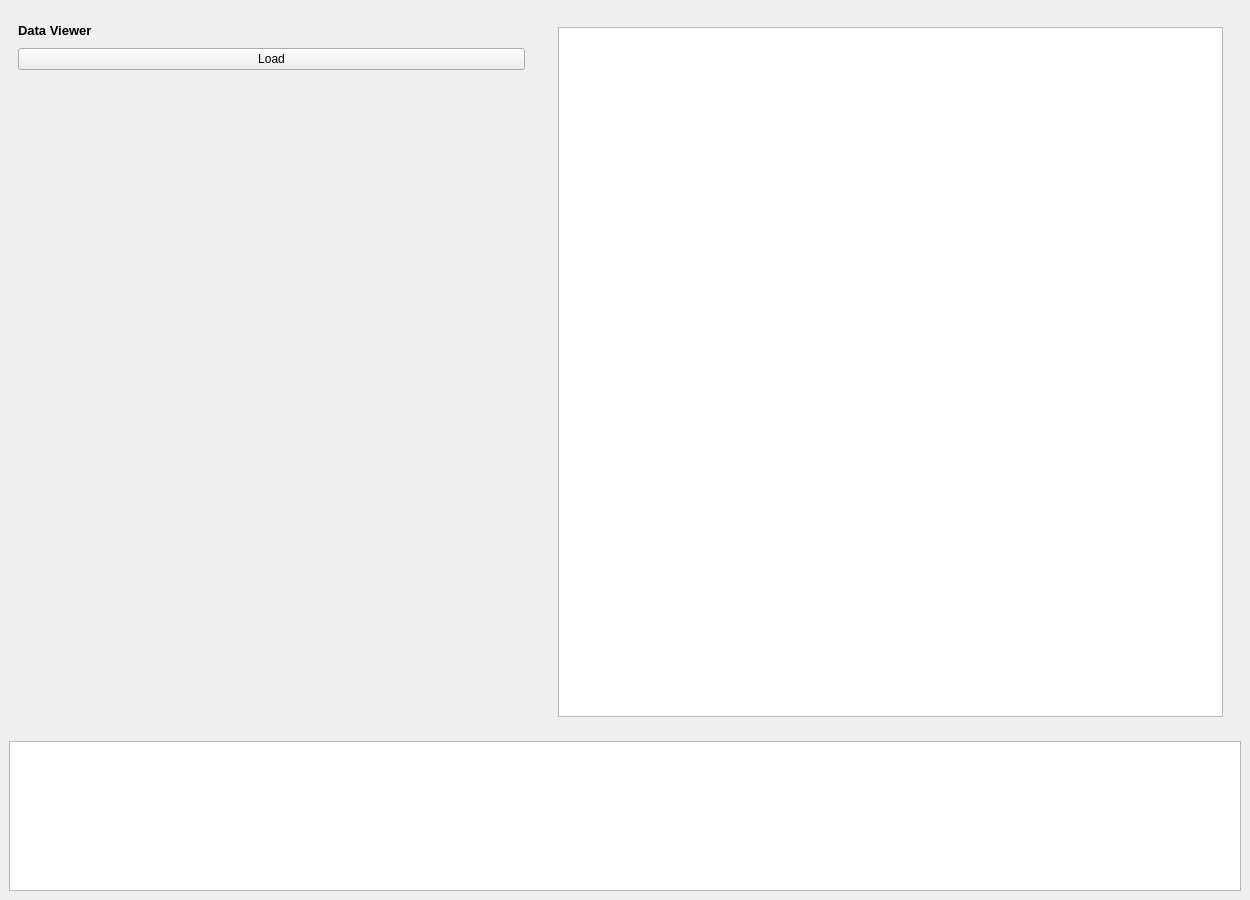
Before: the Qt Designer form pyminflux/ui/main_window.ui in bsse-scf/pyMINFLUX, drawn with Qt 5.
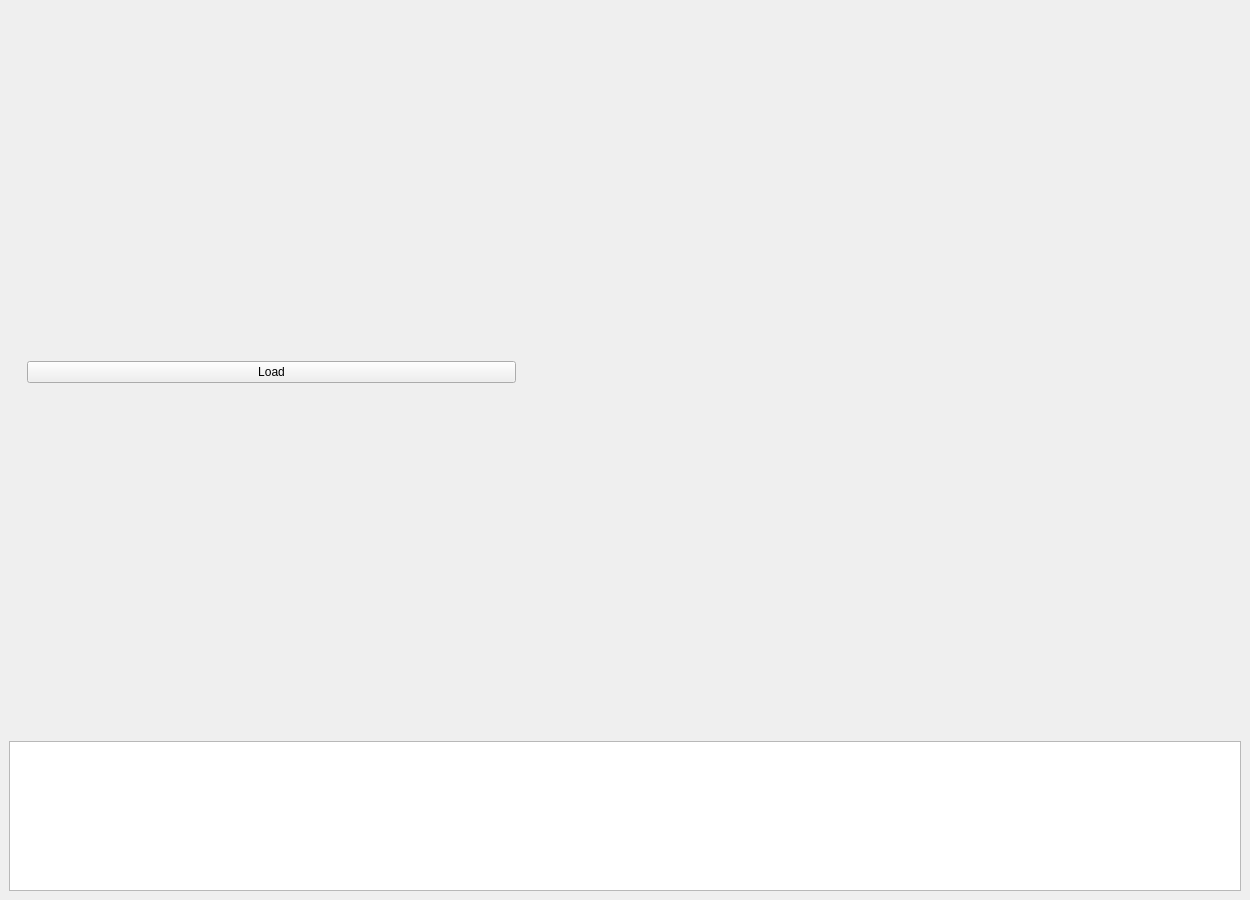
After: the same form once the commit is applied.

What changed in the file:
```diff
--- a/pyminflux/ui/main_window.ui
+++ b/pyminflux/ui/main_window.ui
@@ -37,39 +37,7 @@
       </property>
       <layout class="QVBoxLayout" name="project_layout">
        <item>
-        <widget class="QLabel" name="lbDataViewer">
-         <property name="sizePolicy">
-          <sizepolicy hsizetype="Preferred" vsizetype="Fixed">
-           <horstretch>0</horstretch>
-           <verstretch>0</verstretch>
-          </sizepolicy>
-         </property>
-         <property name="minimumSize">
-          <size>
-           <width>0</width>
-           <height>24</height>
-          </size>
-         </property>
-         <property name="font">
-          <font>
-           <pointsize>10</pointsize>
-           <bold>true</bold>
-          </font>
-         </property>
-         <property name="text">
-          <string>Data Viewer</string>
-         </property>
-        </widget>
-       </item>
-       <item>
-        <widget class="QPushButton" name="pbLoadNumpyDataFile">
-         <property name="text">
-          <string>Load</string>
-         </property>
-        </widget>
-       </item>
-       <item>
-        <widget class="QWidget" name="wgResults" native="true">
+        <widget class="QWidget" name="wgDataframe" native="true">
          <property name="sizePolicy">
           <sizepolicy hsizetype="Preferred" vsizetype="MinimumExpanding">
            <horstretch>0</horstretch>
@@ -80,6 +48,13 @@
           <item row="0" column="0">
            <layout class="QGridLayout" name="dataframe_layout"/>
           </item>
+          <item row="1" column="0">
+           <widget class="QPushButton" name="pbLoadNumpyDataFile">
+            <property name="text">
+             <string>Load</string>
+            </property>
+           </widget>
+          </item>
          </layout>
         </widget>
        </item>
@@ -130,23 +105,7 @@
       </property>
       <layout class="QVBoxLayout" name="verticalLayout_2">
        <item>
-        <layout class="QVBoxLayout" name="verticalLayout">
-         <item>
-          <widget class="QWidget" name="plotting_widget" native="true">
-           <property name="sizePolicy">
-            <sizepolicy hsizetype="Preferred" vsizetype="MinimumExpanding">
-             <horstretch>0</horstretch>
-             <verstretch>0</verstretch>
-            </sizepolicy>
-           </property>
-           <layout class="QGridLayout" name="gridLayout_10">
-            <item row="0" column="0">
-             <widget class="QGraphicsView" name="graphicsView"/>
-            </item>
-           </layout>
-          </widget>
-         </item>
-        </layout>
+        <layout class="QVBoxLayout" name="plotting_layout"/>
        </item>
       </layout>
      </widget>
```
